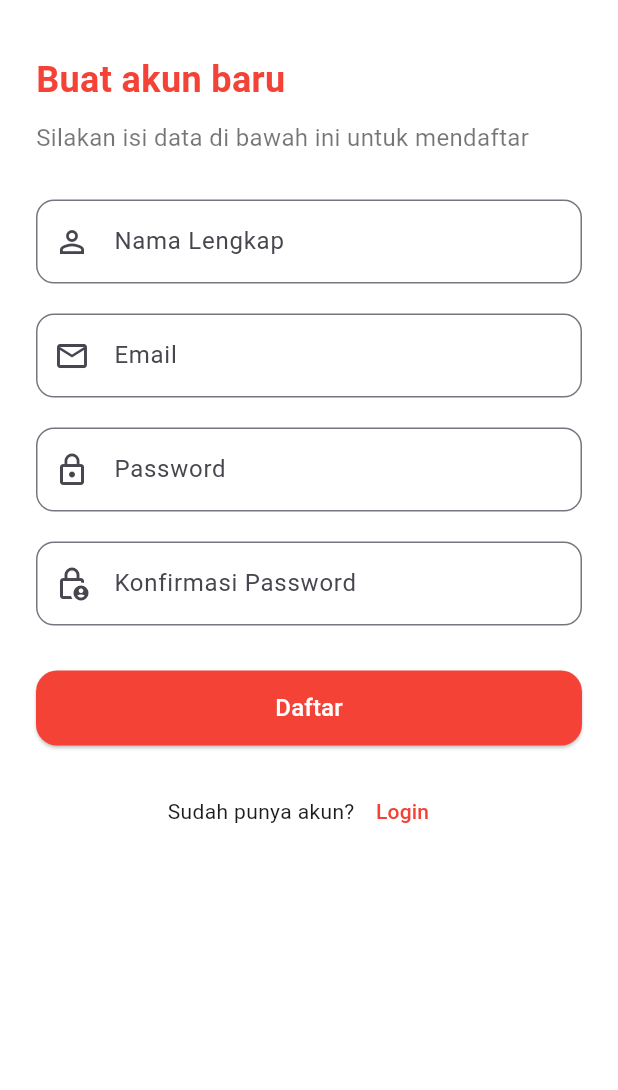
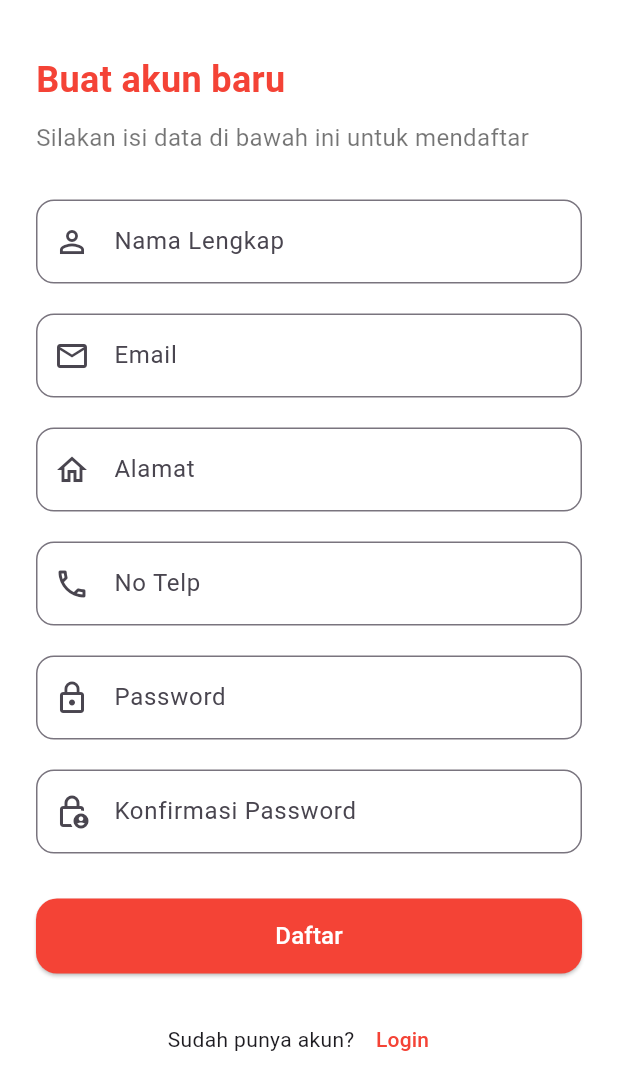
Before and after one commit to Wahyu-Sedana/NinaMotor-FE, a Flutter app: the RegisterScreen screen opened by its route, on a phone screen of 412 x 824 dp. Shown: the top 1090 px of the screen. Run offline on Flutter 3.47's test engine with Material 3 defaults, Android fonts, the light colour scheme and no system bars; our stand-ins replace bloc, dartz, dio, equatable, firebase_core, firebase_messaging and 7 more; accounts and stored records are empty; network calls fail.

Commit message:
add 2 required register section

```diff
--- a/lib/features/authentication/data/datasources/authentication_datasource.dart
+++ b/lib/features/authentication/data/datasources/authentication_datasource.dart
@@ -9,8 +9,8 @@ abstract class AuthenticationDatasource {
   Future<AuthenticationModel> userLogin(
       String email, String password, String fcmToken);
   Future<AuthenticationModelLogout> userLogout();
-  Future<AuthenticationModel> userRegister(
-      String name, String email, String password, String cPassword);
+  Future<AuthenticationModel> userRegister(String name, String email,
+      String password, String cPassword, String alamat, String noTelp);
 }
 
 class AuthenticationDataSourceImpl implements AuthenticationDatasource {
@@ -54,14 +54,16 @@ class AuthenticationDataSourceImpl implements AuthenticationDatasource {
   }
 
   @override
-  Future<AuthenticationModel> userRegister(
-      String name, String email, String password, String cPassword) async {
+  Future<AuthenticationModel> userRegister(String name, String email,
+      String password, String cPassword, String alamat, String noTelp) async {
     final String url = '${AppConfig.baseURL}register';
     try {
       final response = await dio.post(url, data: {
         'nama': name,
         'email': email,
         'password': password,
+        'alamat': alamat,
+        'no_telp': noTelp,
         'password_confirmation': cPassword
       });
 
--- a/lib/features/authentication/data/models/authentication_model.dart
+++ b/lib/features/authentication/data/models/authentication_model.dart
@@ -31,11 +31,15 @@ class User {
   final String name;
   final String email;
   final String password;
+  final String alamat;
+  final String noTelp;
 
   User(
       {required this.id,
       required this.name,
       required this.email,
+      this.alamat = "",
+      this.noTelp = "",
       required this.password});
 
   Map<String, String> toJson() {
--- a/lib/features/authentication/presentations/bloc/event/authentication_event.dart
+++ b/lib/features/authentication/presentations/bloc/event/authentication_event.dart
@@ -22,12 +22,16 @@ class RegisterEvent extends AuthenticationEvent {
   final String email;
   final String password;
   final String cPassword;
+  final String alamat;
+  final String noTelp;
 
   RegisterEvent(
       {required this.name,
       required this.email,
       required this.password,
-      required this.cPassword});
+      required this.cPassword,
+      required this.alamat,
+      required this.noTelp});
 
   @override
   List<Object?> get props => [name, email, password];
--- a/lib/features/authentication/presentations/screens/register_screen.dart
+++ b/lib/features/authentication/presentations/screens/register_screen.dart
@@ -18,18 +18,24 @@ class _RegisterScreenState extends State<RegisterScreen> {
   final passwordController = TextEditingController();
   final nameController = TextEditingController();
   final confirmPasswordController = TextEditingController();
+  final alamatController = TextEditingController();
+  final noTelpController = TextEditingController();
 
   void _onRegisterPressed() {
     final email = emailController.text;
     final password = passwordController.text;
     final name = nameController.text;
     final confirmPassword = confirmPasswordController.text;
+    final alamat = alamatController.text;
+    final noTelp = noTelpController.text;
 
     context.read<AuthenticationBloc>().add(RegisterEvent(
           email: email,
           password: password,
           cPassword: confirmPassword,
           name: name,
+          alamat: alamat,
+          noTelp: noTelp,
         ));
   }
 
@@ -107,6 +113,30 @@ class _RegisterScreenState extends State<RegisterScreen> {
                   ),
                   const SizedBox(height: 20),
 
+                  // Alamat
+                  TextField(
+                    controller: alamatController,
+                    decoration: InputDecoration(
+                      labelText: "Alamat",
+                      prefixIcon: const Icon(Icons.home_outlined),
+                      border: OutlineInputBorder(
+                        borderRadius: BorderRadius.circular(12),
+                      ),
+                    ),
+                  ),
+                  const SizedBox(height: 20),
+                  // No Telp
+                  TextField(
+                    controller: noTelpController,
+                    decoration: InputDecoration(
+                      labelText: "No Telp",
+                      prefixIcon: const Icon(Icons.phone_outlined),
+                      border: OutlineInputBorder(
+                        borderRadius: BorderRadius.circular(12),
+                      ),
+                    ),
+                  ),
+                  const SizedBox(height: 20),
                   // Password
                   TextField(
                     controller: passwordController,
```
Also changed, not shown: lib/features/authentication/data/repositories/authentication_repository.dart (+13 -3 lines), lib/features/authentication/domain/usecases/authentication_usecase.dart (+13 -3 lines), lib/features/authentication/presentations/bloc/authentication_bloc.dart (+6 -1 lines).
